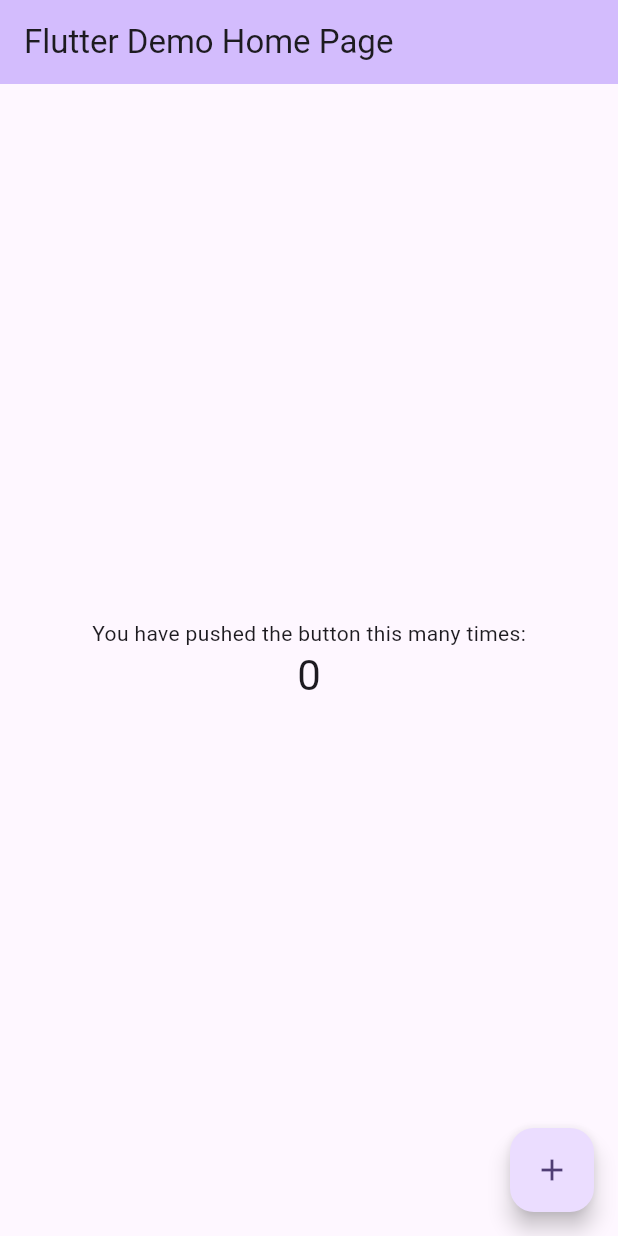
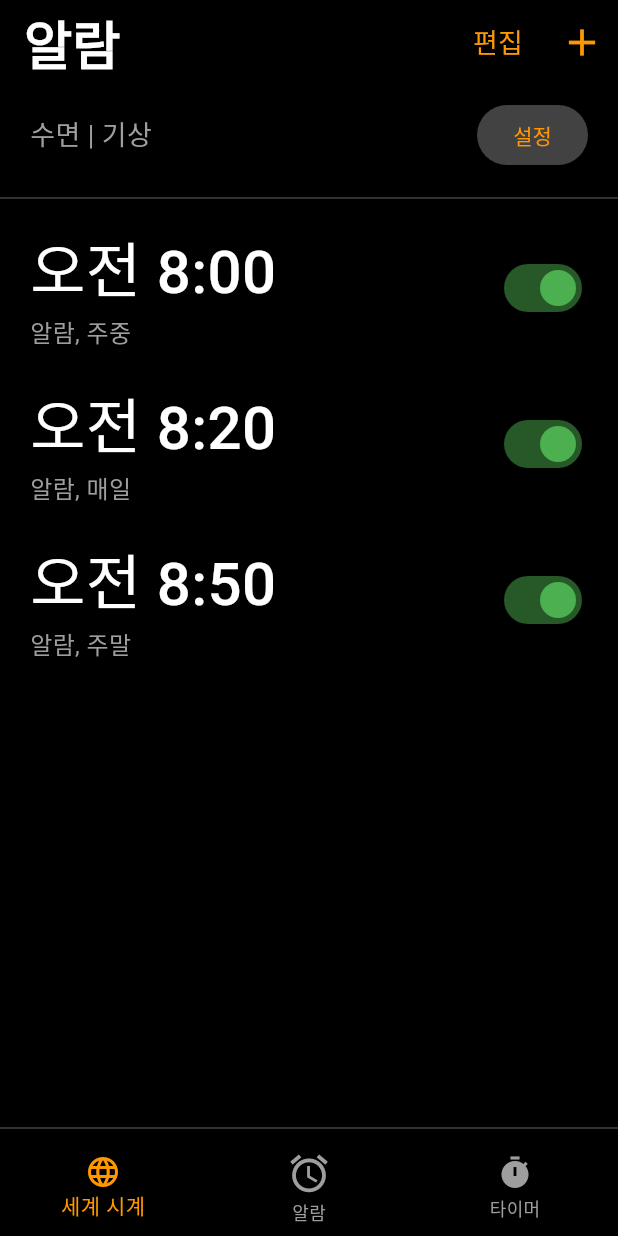
Before and after one commit to lbk00/youtube_routine_front, a Flutter app: the screen it shows after launch, on a phone screen of 412 x 824 dp. Run offline on Flutter 3.47's test engine with Material 3 defaults, Android fonts, the light colour scheme and no system bars; our stand-ins replace firebase_core, flutter_dotenv; accounts and stored records are empty.

Commit message:
HomeScreen 연결

```diff
--- a/lib/main.dart
+++ b/lib/main.dart
@@ -2,12 +2,13 @@ import 'package:firebase_core/firebase_core.dart';
 import 'package:flutter/foundation.dart';
 import 'package:flutter/material.dart';
 import 'package:flutter_dotenv/flutter_dotenv.dart';
+import 'package:youtube_routine_front/screens/home_screen.dart';
 
 void main() async {
   WidgetsFlutterBinding.ensureInitialized();
 
   // .env 파일 로드
-  await dotenv.load(fileName: ".env");
+  await dotenv.load(fileName: "assets/.env");
 
   if (kIsWeb) {
     // Web에서는 FirebaseOptions을 사용하여 초기화
@@ -58,7 +59,7 @@ class MyApp extends StatelessWidget {
         colorScheme: ColorScheme.fromSeed(seedColor: Colors.deepPurple),
         useMaterial3: true,
       ),
-      home: const MyHomePage(title: 'Flutter Demo Home Page'),
+      home: HomeScreen(),
     );
   }
 }
--- /dev/null
+++ b/lib/screens/home_screen.dart
@@ -0,0 +1,122 @@
+import 'package:flutter/material.dart';
+
+class HomeScreen extends StatelessWidget {
+  @override
+  Widget build(BuildContext context) {
+    return Scaffold(
+      backgroundColor: Colors.black,
+      appBar: AppBar(
+        backgroundColor: Colors.black,
+        title: Text(
+          '알람',
+          style: TextStyle(color: Colors.white, fontSize: 35, fontWeight: FontWeight.bold),
+        ),
+        actions: [
+          TextButton(
+            onPressed: () {},
+            child: Text(
+              '편집',
+              style: TextStyle(color: Colors.orange, fontSize: 18),
+            ),
+          ),
+          IconButton(
+            icon: Icon(Icons.add, color: Colors.orange, size: 30),
+            onPressed: () {},
+          ),
+        ],
+        elevation: 0,
+      ),
+      body: Column(
+        children: [
+          Padding(
+            padding: const EdgeInsets.symmetric(horizontal: 20, vertical: 10),
+            child: Row(
+              mainAxisAlignment: MainAxisAlignment.spaceBetween,
+              children: [
+                Text('수면 | 기상', style: TextStyle(color: Colors.grey, fontSize: 18)),
+                ElevatedButton(
+                  onPressed: () {},
+                  style: ElevatedButton.styleFrom(
+                    backgroundColor: Colors.grey.shade800,
+                    shape: RoundedRectangleBorder(borderRadius: BorderRadius.circular(20)),
+                  ),
+                  child: Text('설정', style: TextStyle(color: Colors.orange)),
+                ),
+              ],
+            ),
+          ),
+          Divider(color: Colors.grey.shade800, thickness: 1),
+          Expanded(
+            child: ListView(
+              children: [
+                AlarmTile(time: '오전 8:00', description: '알람, 주중', isActive: true),
+                AlarmTile(time: '오전 8:20', description: '알람, 매일', isActive: true),
+                AlarmTile(time: '오전 8:50', description: '알람, 주말', isActive: true),
+              ],
+            ),
+          ),
+          Divider(color: Colors.grey.shade800, thickness: 1),
+          BottomNavigationBar(
+            backgroundColor: Colors.black,
+            selectedItemColor: Colors.orange,
+            unselectedItemColor: Colors.grey,
+            items: [
+              BottomNavigationBarItem(icon: Icon(Icons.language), label: '세계 시계'),
+              BottomNavigationBarItem(icon: Icon(Icons.alarm, size: 30), label: '알람'),
+              BottomNavigationBarItem(icon: Icon(Icons.timer), label: '타이머'),
+            ],
+          ),
+        ],
+      ),
+    );
+  }
+}
+
+class AlarmTile extends StatelessWidget {
+  final String time;
+  final String description;
+  final bool isActive;
+
+  const AlarmTile({
+    required this.time,
+    required this.description,
+    required this.isActive,
+  });
+
+  @override
+  Widget build(BuildContext context) {
+    return Padding(
+      padding: const EdgeInsets.symmetric(horizontal: 20, vertical: 10),
+      child: Row(
+        mainAxisAlignment: MainAxisAlignment.spaceBetween,
+        children: [
+          Column(
+            crossAxisAlignment: CrossAxisAlignment.start,
+            children: [
+              Text(
+                time,
+                style: TextStyle(
+                  color: Colors.white,
+                  fontSize: 40,
+                  fontWeight: FontWeight.w500,
+                ),
+              ),
+              Text(
+                description,
+                style: TextStyle(
+                  color: Colors.grey.shade500,
+                  fontSize: 16,
+                ),
+              ),
+            ],
+          ),
+          Switch(
+            value: isActive,
+            onChanged: (value) {},
+            activeColor: Colors.green,
+          ),
+        ],
+      ),
+    );
+  }
+}
```
